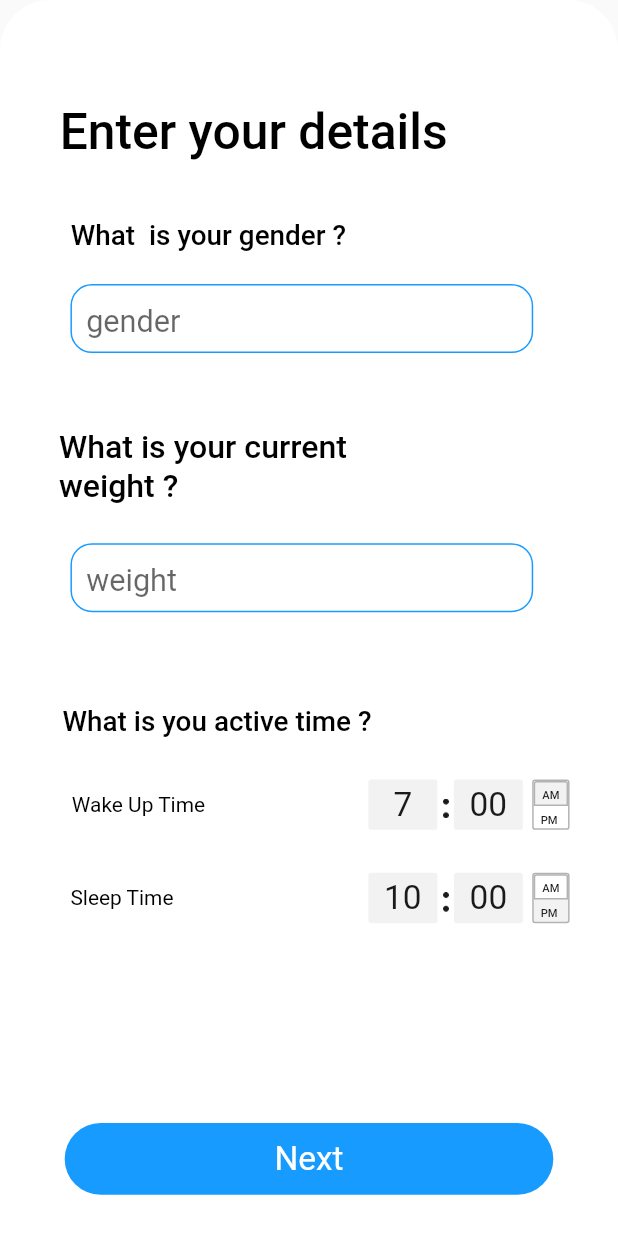
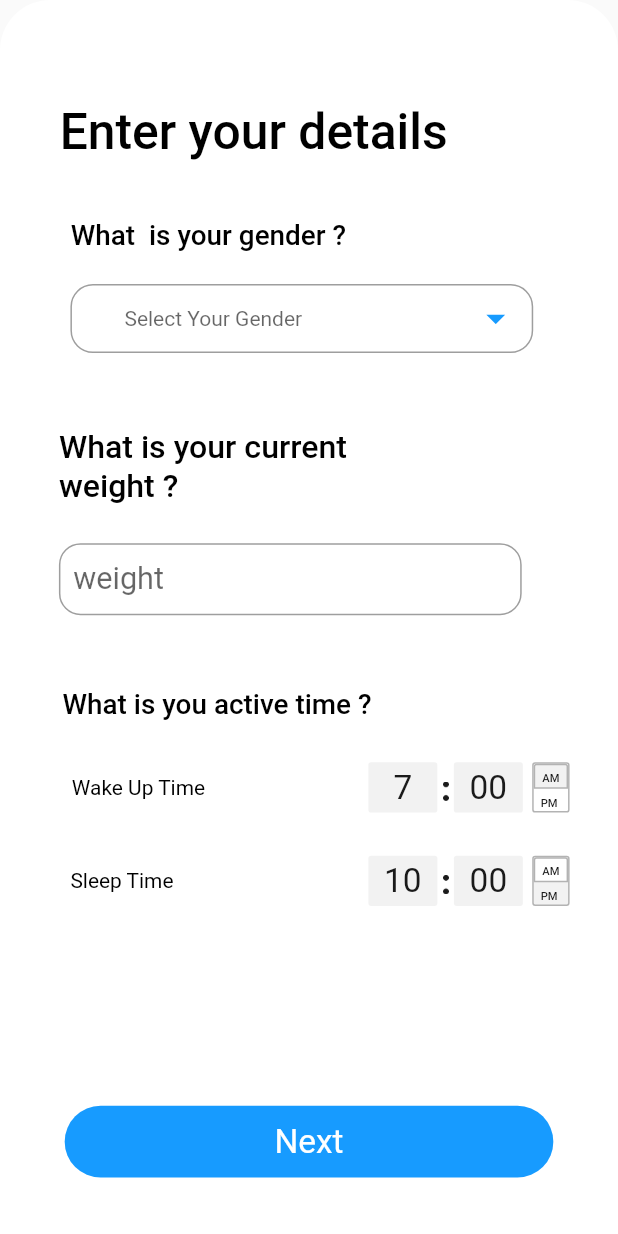
Before and after one commit to Varad-01/DrinkUp1, a Flutter app: the StartPage2 screen opened by its route, on a phone screen of 412 x 824 dp. Run offline on Flutter 3.47's test engine with Material 2 defaults, Android fonts, the light colour scheme and no system bars; our stand-ins replace cloud_firestore, dropdown_button2, firebase_core, fluttertoast, google_fonts, google_nav_bar and 2 more; missing offline and left inert: lite_rolling_switch; accounts and stored records are empty; Roboto replaces fonts that are missing (Satoshi).

Commit message:
Update Feature added

```diff
--- a/lib/page-1/sign-up.dart
+++ b/lib/page-1/sign-up.dart
@@ -259,8 +259,8 @@ class _SignUpState extends State<SignUp> {
                       final name = _nameController.text;
                       final email = _emailController.text;
 
-                      updateUser(name: name, email: email);
-                      // createUser(name: name, email: email);
+                      createUser(name: name, email: email);
+                      // updateUser(name: name, email: email);
                       // Navigator.pushNamed(context, '/startPage1');
                     },
                     // style: ,
@@ -330,7 +330,7 @@ class _SignUpState extends State<SignUp> {
 
   Future createUser({required String name, required String email}) async{
 
-    final docUser= FirebaseFirestore.instance.collection('users').doc();
+    final docUser= FirebaseFirestore.instance.collection('users').doc('U');
 
     final json = {
       'name' : name,
--- a/lib/page-1/starting-page-01.dart
+++ b/lib/page-1/starting-page-01.dart
@@ -1,3 +1,4 @@
+import 'package:dropdown_button2/dropdown_button2.dart';
 import 'package:flutter/material.dart';
 import 'package:flutter/gestures.dart';
 import 'dart:ui';
@@ -11,8 +12,13 @@ class StartPage2 extends StatefulWidget {
 }
 
 class _StartPage2State extends State<StartPage2> {
+  TextEditingController _weightController = TextEditingController();
+  final List<String> genderItems = [
+    'Male',
+    'Female',
+  ];
 
-  TimeOfDay _timeOfDay=TimeOfDay(hour: 12, minute: 00);
+  TimeOfDay _timeOfDay=const TimeOfDay(hour: 12, minute: 00);
   void _showTimePicker()
   {
     showTimePicker(
@@ -24,6 +30,7 @@ class _StartPage2State extends State<StartPage2> {
       })
     });
   }
+
 
   @override
   Widget build(BuildContext context) {
@@ -95,29 +102,61 @@ class _StartPage2State extends State<StartPage2> {
                   width: 322*fem,
                   height: 48*fem,
                   decoration: BoxDecoration (
-                    borderRadius: BorderRadius.circular(15*fem),
-                    border: Border.all(color: const Color(0xff179bff)),
+                    borderRadius: BorderRadius.circular(18*fem),
+
                   ),
-                  child: TextFormField(
-                    keyboardType: TextInputType.text,
-                    controller: _controller,
+                  child: DropdownButtonFormField2(
+                    decoration: InputDecoration(
+                      //Add isDense true and zero Padding.
+                      //Add Horizontal padding using buttonPadding and Vertical padding by increasing buttonHeight instead of add Padding here so that The whole TextField Button become clickable, and also the dropdown menu open under The whole TextField Button.
+                      isDense: true,
+                      contentPadding: EdgeInsets.zero,
+                      border: OutlineInputBorder(
+                        borderRadius: BorderRadius.circular(15),
+
+                      ),
+
+                      //Add more decoration as you want here
+                      //Add label If you want but add hint outside the decoration to be aligned in the button perfectly.
+                    ),
+                    isExpanded: true,
+                    hint: const Text(
+                      'Select Your Gender',
+                      style: TextStyle(fontSize: 14),
+                    ),
+                    icon: const Icon(
+                      Icons.arrow_drop_down,
+                      color: Color(0xff179bff),
+                    ),
+                    iconSize: 30,
+                    buttonHeight: 60,
+                    buttonPadding: const EdgeInsets.only(left: 20, right: 10),
+                    dropdownDecoration: BoxDecoration(
+                      borderRadius: BorderRadius.circular(15),
+                    ),
+                    items: genderItems
+                        .map((item) =>
+                        DropdownMenuItem<String>(
+                          value: item,
+                          child: Text(
+                            item,
+                            style: const TextStyle(
+                              fontSize: 14,
+                            ),
+                          ),
+                        ))
+                        .toList(),
+                    validator: (value) {
+                      if (value == null) {
+                        return 'Please select gender.';
+                      }
+                    },
                     onChanged: (value) {
-                      setState(() {
-                        _isTextFieldEmpty = value.isEmpty;
-                      });
+                      //Do something when changing the item if you want.
                     },
-                    decoration: const InputDecoration(
-                      border: InputBorder.none,
-                      hintText: 'gender',
-                      contentPadding: EdgeInsets.symmetric(vertical: 7.5,horizontal: 9.5),
-                    ),
-                    style: TextStyle(
-                      fontFamily: 'Satoshi',
-                      fontSize: 22*ffem,
-                      fontWeight: FontWeight.w400,
-                      height: 1.2368751102*ffem/fem,
-                      color: const Color(0xff6e7180),
-                    ),
+                    onSaved: (value) {
+                      var selectedValue = value.toString();
+                    },
                   ),
                 ),
                 Container(
@@ -134,25 +173,31 @@ class _StartPage2State extends State<StartPage2> {
                     ),
                   ),
                 ),
-                Container(
-                  // rectangle12zVH (1:104)
-                  margin: EdgeInsets.fromLTRB(0*fem, 0*fem, 20*fem, 64*fem),
+                Row(
+                  mainAxisAlignment: MainAxisAlignment.start,
+                  children: [
+                    SizedBox(
                       width: 322*fem,
-                  height: 48*fem,
-                  decoration: BoxDecoration (
-                    borderRadius: BorderRadius.circular(15*fem),
-                    border: Border.all(color: const Color(0xff179bff)),
-                  ),
+                      height: 100*fem,
                       child: TextFormField(
                         keyboardType: TextInputType.number,
-                    controller: _controller,
-                    onChanged: (value) {
-                      setState(() {
-                        _isTextFieldEmpty = value.isEmpty;
-                      });
+                        controller: _weightController,
+                        autovalidateMode:
+                        AutovalidateMode.onUserInteraction,
+                        validator: (value) {
+                          RegExp regExp = RegExp('[1-9][0-9]?|1[0-4][0-9]|150');
+                          if (value!.length == 0) {
+                            return 'Please enter weight';
+                          } else if (!regExp.hasMatch(value)) {
+                            return 'Please enter a valid weight';
+                          }
+                          return null;
                         },
-                    decoration: const InputDecoration(
-                      border: InputBorder.none,
+                        decoration:  InputDecoration(
+
+                          border: OutlineInputBorder(
+                            borderRadius: BorderRadius.circular(15*fem),
+                          ),
                           hintText: 'weight',
                           contentPadding: EdgeInsets.symmetric(vertical: 7.5,horizontal: 9.5),
                         ),
@@ -164,6 +209,8 @@ class _StartPage2State extends State<StartPage2> {
                           color: const Color(0xff6e7180),
                         ),
                       ),
+                    ),
+                  ],
                 ),
                 Container(
                   // whatisyouactivetimegd1 (1:102)
--- a/pubspec.yaml
+++ b/pubspec.yaml
@@ -46,6 +46,7 @@ dependencies:
   firebase_core: ^2.6.1
   cloud_firestore: ^4.4.3
   snackbar: ^1.0.2
+  dropdown_button2: ^1.9.4
 
 
 dev_dependencies:
```
Also changed, not shown: pubspec.lock. Lines whose indentation alone changed are shown as unchanged.
